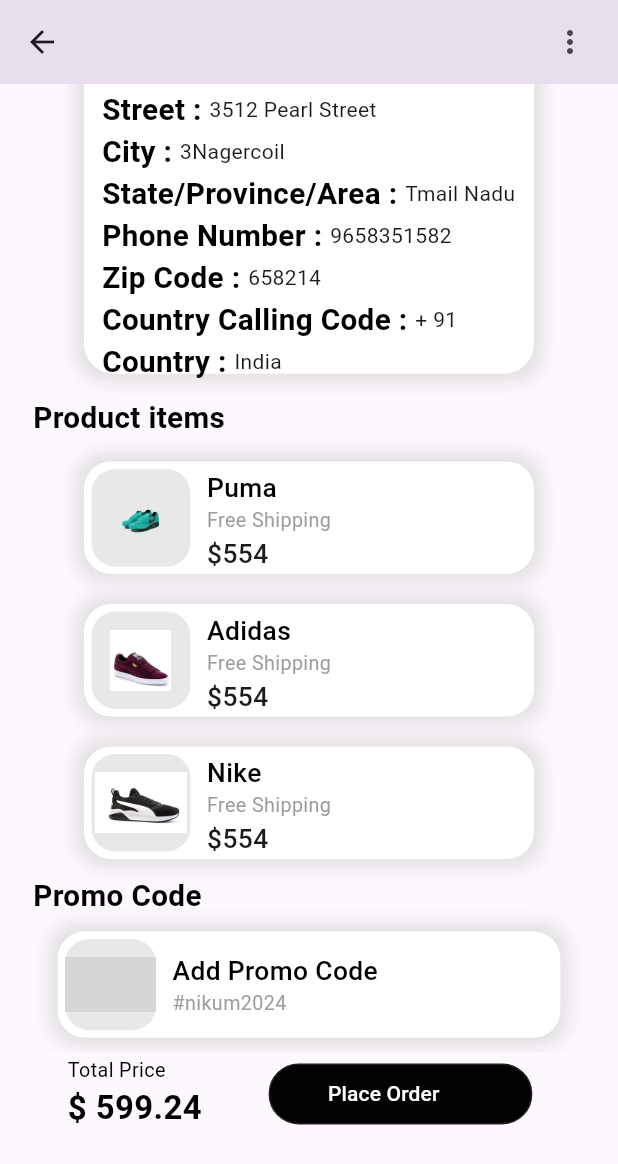
After one commit to srbshameer098/Shoe-Cart, a Flutter app: the Place_Order screen opened directly, scrolled down 83 dp, after a tap on "Place Order", on a phone screen of 412 x 824 dp. The commit adds this screen. Shown: the top 1164 px of the screen. Run offline on Flutter 3.47's test engine with Material 3 defaults, Android fonts, the phone set to English and light mode, and no system bars; our stand-ins replace avatar_glow, carousel_slider, firebase_auth, firebase_core, firebase_database, flutter_screenutil and 4 more; accounts and stored records are empty; grey boxes are pictures that could not be loaded.

Commit message:
Place order

```diff
--- a/lib/UI/Cart.dart
+++ b/lib/UI/Cart.dart
@@ -1,5 +1,6 @@
 import 'package:flutter/material.dart';
 import 'package:flutter_screenutil/flutter_screenutil.dart';
+import 'package:untitled1/UI/Place_order.dart';
 import 'package:untitled1/Widgets/RoundButton.dart';
 
 import 'Home.dart';
@@ -359,7 +360,15 @@ class _CartState extends State<Cart> {
                 height: 15.h,
               ),
 
-              ClickButton(title: 'Proceed to Checkout', onTap: () {})
+              ClickButton(
+                  title: 'Proceed to Checkout',
+
+                    onTap: (){
+                      Navigator.of(context)
+                          .push(MaterialPageRoute(builder: (builder)=>Place_Order()
+                      ));
+                    },
+                  )
             ],
           ),
         ),
--- a/lib/UI/Page2.dart
+++ b/lib/UI/Page2.dart
@@ -50,6 +50,9 @@ class _Page2State extends State<Page2> {
 
   bool value = false;
   bool isVisible = false;
+
+  bool value1 = false;
+  bool isVisible1 = false;
 
   int _counter = 1;
 
@@ -124,10 +127,10 @@ class _Page2State extends State<Page2> {
                       child: GestureDetector(
                           onTap: () {
                             setState(() {
-                              isVisible = !isVisible;
+                              isVisible1 = !isVisible1;
                             });
                           },
-                          child: isVisible == true
+                          child: isVisible1 == true
                               ? Icon(
                                   Icons.favorite,
                                   color: Colors.red,
@@ -535,14 +538,11 @@ SizedBox(width: 5.w,),
                             ),
                             Padding(
                               padding: EdgeInsets.only(left: 40.w, ),
-                              child: GestureDetector(
-                                onTap: (){
-                                  Navigator.push
-                                    (context, MaterialPageRoute(builder: (builder)=>const Cart()));
-
+                              child: TextButton(
+                                onPressed: () {
+                                  Navigator.of(context)
+                                      .push(MaterialPageRoute(builder: (builder)=>Cart()  ));
                                 },
-                                child: TextButton(
-                                  onPressed: () {},
                                 child: Container(
                                     width: 160.w,
                                     height: 40.h,
@@ -552,7 +552,7 @@ SizedBox(width: 5.w,),
                                             width: 1,
                                             color: Colors.grey.shade900),
                                         color: Color(0xfd000000)),
-                                      child: Padding(
+                                    child: const Padding(
                                       padding:  EdgeInsets.symmetric(horizontal: 19),
                                       child: Row(crossAxisAlignment: CrossAxisAlignment.center,
                                                                           children: [
@@ -565,7 +565,6 @@ SizedBox(width: 5.w,),
                                                                           ],
                                                                         ),
                                     )),
-                                ),
                               ),
                             )
                           ],
--- /dev/null
+++ b/lib/UI/Place_order.dart
@@ -0,0 +1,456 @@
+import 'package:flutter/material.dart';
+import 'package:flutter_screenutil/flutter_screenutil.dart';
+
+import 'Home.dart';
+
+class Place_Order extends StatefulWidget {
+  const Place_Order({Key? key}) : super(key: key);
+
+  @override
+  State<Place_Order> createState() => _Place_OrderState();
+}
+
+class _Place_OrderState extends State<Place_Order> {
+  @override
+  Widget build(BuildContext context) {
+    return Scaffold(
+      appBar: AppBar(
+        actions: [
+          Icon(Icons.more_vert),SizedBox(width: 20,)
+        ],
+      ),
+      body: Padding(
+        padding: EdgeInsets.symmetric(horizontal: 20.w),
+        child: Column(crossAxisAlignment: CrossAxisAlignment.start,
+          children: [
+
+
+            SizedBox(height: 645,
+              child: Container(
+                child: SingleChildScrollView(
+                  child: Column(crossAxisAlignment: CrossAxisAlignment.start,
+                    children: [
+
+                      Text("Delivery Address",
+                          style: TextStyle(
+                            fontSize: 20.sp,
+                            color: Colors.black,
+                            fontWeight: FontWeight.w700,
+                          )),
+                      SizedBox(
+                        height: 15.h,
+                      ),
+
+                      Center(
+                        child: Container(
+                          width: 300,
+
+                          height: 230,
+                          decoration: BoxDecoration(
+
+
+                                borderRadius: BorderRadius.circular(20),
+                                 // border: Border.all(width: 1,color: Colors.grey),
+                                color: Color(0xffffffff),
+                            boxShadow: [
+                              BoxShadow(
+                                color: Colors.grey.shade300,
+
+                                blurRadius: 10.0,
+                                spreadRadius: 5.0,
+
+                              ), //BoxShadow
+                              // BoxShadow(
+                              //   color: Colors.white,
+                              //   offset: const Offset(0.0, 0.0),
+                              //   blurRadius: 0.0,
+                              //   spreadRadius: 0.0,
+                              // ), //BoxShadow
+                            ],
+                          ),
+
+                          child: Padding(
+                            padding:  EdgeInsets.symmetric(horizontal: 12.0,vertical: 12.0),
+                            child: Column(crossAxisAlignment: CrossAxisAlignment.start,
+                              children: [
+                                Row(
+                                  children: [
+                                    Text('Name : ',style: TextStyle( fontSize: 18.sp,
+                                      color: Colors.black,
+                                      fontWeight: FontWeight.w600,),),
+                                    Text(' Pearl ')
+                                  ],
+                                ),
+
+                              Row(
+                                children: [
+                                  Text('Street : ',style: TextStyle( fontSize: 18.sp,
+                                    color: Colors.black,
+                                    fontWeight: FontWeight.w600,),),
+                                  Text('3512 Pearl Street')
+                                ],
+                              ),
+                                Row(
+                                  children: [
+                                    Text('City : ',style: TextStyle( fontSize: 18.sp,
+                                      color: Colors.black,
+                                      fontWeight: FontWeight.w600,),),
+                                    Text('3Nagercoil')
+                                  ],
+                                ),
+                                Row(
+                                  children: [
+                                    Text('State/Province/Area : ',style: TextStyle( fontSize: 18.sp,
+                                      color: Colors.black,
+                                      fontWeight: FontWeight.w600,),),
+                                    Text('Tmail Nadu')
+                                  ],
+                                ),
+                                Row(
+                                  children: [
+                                    Text('Phone Number : ',style: TextStyle( fontSize: 18.sp,
+                                      color: Colors.black,
+                                      fontWeight: FontWeight.w600,),),
+                                    Text('9658351582')
+                                  ],
+                                ),
+                                Row(
+                                  children: [
+                                    Text('Zip Code : ',style: TextStyle( fontSize: 18.sp,
+                                      color: Colors.black,
+                                      fontWeight: FontWeight.w600,),),
+                                    Text('658214')
+                                  ],
+                                ),
+                                Row(
+                                  children: [
+                                    Text('Country Calling Code : ',style: TextStyle( fontSize: 18.sp,
+                                      color: Colors.black,
+                                      fontWeight: FontWeight.w600,),),
+                                    Text('+ 91')
+                                  ],
+                                ),
+                                Row(
+                                  children: [
+                                    Text('Country : ',style: TextStyle( fontSize: 18.sp,
+                                      color: Colors.black,
+                                      fontWeight: FontWeight.w600,),),
+                                    Text('India')
+                                  ],
+                                )
+                              ],
+                            ),
+                          ),
+
+
+
+                        ),
+                      ),
+                      SizedBox(
+                        height: 15.h,
+                      ),
+                      Text("Product items",
+                          style: TextStyle(
+                            fontSize: 18.sp,
+                            color: Colors.black,
+                            fontWeight: FontWeight.w700,
+                          )),
+                      SizedBox(
+                        height: 15.h,
+                      ),
+
+                      Center(
+                        child: SizedBox(width: 300,
+                          child: GridView.count(
+                            physics: NeverScrollableScrollPhysics(),
+                            crossAxisCount: 1,
+                            crossAxisSpacing: 0,
+                            mainAxisSpacing: 20,
+                            childAspectRatio: 100 / 25,
+                            shrinkWrap: true,
+                            children: List.generate(
+                              3,
+                                  (index) {
+
+                                // ----------- Main container -----------------
+
+                                return Container(
+                                   width: 315.w,
+                                  // height: 100.h,
+                                  decoration: BoxDecoration(
+                                      borderRadius: BorderRadius.circular(18),
+                                      // border: Border.all(width: 1,color: Colors.grey),
+                                      color: Color(0xFFFFFFFF),
+                                    boxShadow: [
+                                  BoxShadow(
+                                  color: Colors.grey.shade300,
+
+                                    blurRadius: 10.0,
+                                    spreadRadius: 5.0,
+
+                                  ), //BoxShadow
+                                  // BoxShadow(
+                                  //   color: Colors.white,
+                                  //   offset: const Offset(0.0, 0.0),
+                                  //   blurRadius: 0.0,
+                                  //   spreadRadius: 0.0,
+                                  // ), //BoxShadow
+                                  ],
+                                  ),
+                                  child: Padding(
+                                    padding: const EdgeInsets.all(5.0),
+                                    child: Row(
+                                      children: [
+                                        // ------------ Image container  -----------------
+
+                                        Container(
+                                          width: 60.w,
+                                          height: 80.h,
+                                          decoration: BoxDecoration(
+                                              borderRadius:
+                                              BorderRadius.circular(16),
+                                              // border: Border.all(width: 1,color: Colors.grey),
+                                              color: Color(0xffe8e8e8),
+
+                                          ),
+                                          child: SizedBox(
+                                             // width: 66.65777587890625.w,
+                                             // height: 93.19111633300781.h,
+                                            child: Padding(
+                                              padding: EdgeInsets.only(
+                                                  top: 12.h, bottom: 12.h),
+                                              child: Image.asset(
+                                                puma[index],
+                                                // width: 76.65777587890625.w,
+                                                // height: 83.19111633300781.h,
+                                              ),
+                                            ),
+                                          ),
+                                        ),
+
+                                        SizedBox(
+                                          width: 10.w,
+                                        ),
+
+                                        Column(
+                                          crossAxisAlignment:
+                                          CrossAxisAlignment.start,
+                                          mainAxisAlignment:
+                                          MainAxisAlignment.center,
+                                          children: [
+                                            Text(name[index],
+                                                style: TextStyle(
+                                                  fontSize: 16.sp,
+                                                  color: Colors.black,
+                                                  fontWeight: FontWeight.w500,
+                                                )),
+                                            Text("Free Shipping",
+                                                style: TextStyle(
+                                                  fontSize: 12.sp,
+                                                  color: Colors.grey,
+                                                  fontWeight: FontWeight.w400,
+                                                )),
+                                            Text("\$${554}",
+                                                style: TextStyle(
+                                                  fontSize: 16.sp,
+                                                  fontWeight: FontWeight.w500,
+                                                )),
+                                          ],
+                                        ),
+
+
+
+
+
+
+                                      ],
+                                    ),
+                                  ),
+                                );
+                              },
+                            ),
+                          ),
+                        ),
+                      ),
+
+
+                      SizedBox(height: 10.h,),
+
+
+                      Text('Promo Code',
+                          style: TextStyle(
+                            fontSize: 18.sp,
+                            color: Colors.black,
+                            fontWeight: FontWeight.w700,
+                          )),
+                      SizedBox(height: 10.h,),
+                  Center(
+                    child: Container(
+                       width: 305.w,
+                      // height: 100.h,
+                      decoration: BoxDecoration(
+                        borderRadius: BorderRadius.circular(18),
+                        // border: Border.all(width: 1,color: Colors.grey),
+                        color: Color(0xFFFFFFFF),
+                        boxShadow: [
+                          BoxShadow(
+                            color: Colors.grey.shade300,
+
+                            blurRadius: 10.0,
+                            spreadRadius: 5.0,
+
+                          ), //BoxShadow
+                          // BoxShadow(
+                          //   color: Colors.white,
+                          //   offset: const Offset(0.0, 0.0),
+                          //   blurRadius: 0.0,
+                          //   spreadRadius: 0.0,
+                          // ), //BoxShadow
+                        ],
+                      ),
+                      child: Padding(
+                        padding: const EdgeInsets.all(5.0),
+                        child: Row(
+                          children: [
+                            // ------------ Image container  -----------------
+
+                            Container(
+                              width: 55.w,
+                              height: 60.h,
+                              decoration: BoxDecoration(
+                                borderRadius:
+                                BorderRadius.circular(16),
+                                // border: Border.all(width: 1,color: Colors.grey),
+                                color: Color(0xffe8e8e8),
+
+                              ),
+                              child: SizedBox(
+                                // width: 66.65777587890625.w,
+                                // height: 93.19111633300781.h,
+                                child: Padding(
+                                  padding: EdgeInsets.only(
+                                      top: 12.h, bottom: 12.h),
+                                  child: Image.asset(
+                                   ' puma[index]',
+                                    // width: 76.65777587890625.w,
+                                    // height: 83.19111633300781.h,
+                                  ),
+                                ),
+                              ),
+                            ),
+
+                            SizedBox(
+                              width: 10.w,
+                            ),
+
+                            Column(
+                              crossAxisAlignment:
+                              CrossAxisAlignment.start,
+                              mainAxisAlignment:
+                              MainAxisAlignment.center,
+                              children: [
+                                Text('Add Promo Code',
+                                    style: TextStyle(
+                                      fontSize: 16.sp,
+                                      color: Colors.black,
+                                      fontWeight: FontWeight.w500,
+                                    )),
+                                Text("#nikum2024",
+                                    style: TextStyle(
+                                      fontSize: 12.sp,
+                                      color: Colors.grey,
+                                      fontWeight: FontWeight.w400,
+                                    )),
+
+                              ],
+                            ),
+
+
+
+
+
+
+                          ],
+                        ),
+                      ),
+                    ),
+                  ),
+                      SizedBox(height: 10.h,)
+                    ]
+                  ),
+                ),
+              ),
+            ),
+
+
+            Container(
+              height: 58,
+              child: Column(
+                children: [
+
+                  Padding(
+                    padding:  EdgeInsets.symmetric(horizontal: 10),
+                    child: Row(mainAxisAlignment: MainAxisAlignment.center,
+                      children: [
+                        Column(crossAxisAlignment: CrossAxisAlignment.start,
+                          children: [
+                            SizedBox(width: 100,
+                              child: Text('Total Price',
+                                  style: TextStyle(
+                                    color: Colors.black,
+                                    fontSize: 12.sp,
+                                    fontWeight: FontWeight.w400,
+                                  )),
+                            ),
+                            Text('\$ ${599}.${24}',
+                                style: TextStyle(
+                                  color: Colors.black,
+                                  fontSize: 20.sp,
+                                  fontWeight: FontWeight.w700,
+                                )),
+                          ],
+                        ),
+                        Padding(
+                          padding: EdgeInsets.only(left: 20.w, ),
+                          child: TextButton(
+
+                            onPressed: () {
+                              // Navigator.of(context)
+                              //     .push(MaterialPageRoute(builder: (builder)=>Cart()  ));
+                            },
+                            child: Container(
+                                width: 160.w,
+                                height: 40.h,
+                                decoration: BoxDecoration(
+                                    borderRadius: BorderRadius.circular(20),
+                                    border: Border.all(
+                                        width: 1,
+                                        color: Colors.grey.shade900),
+                                    color: Color(0xfd000000)),
+                                child: Padding(
+                                  padding:  EdgeInsets.symmetric(horizontal: 38.5),
+                                  child: Row(
+                                    children: [
+
+                                      Text(
+                                        'Place Order',
+                                        style: TextStyle(color: Colors.white),
+                                      ),
+                                    ],
+                                  ),
+                                )
+                            ),
+                          ),
+                        )
+                      ],
+                    ),
+                  )
+                ],
+              ),
+            ),
+          ],
+        ),
+      ),
+    );
+  }
+}
```
Lines whose indentation alone changed are shown as unchanged.
